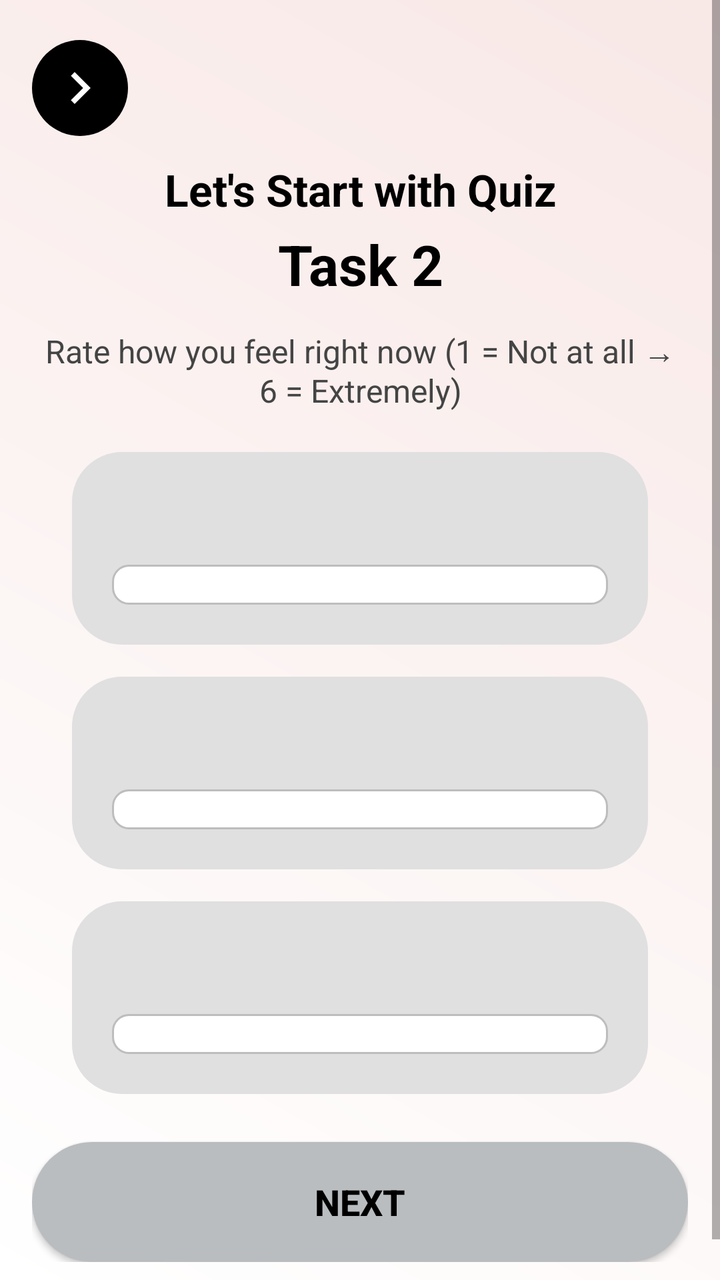
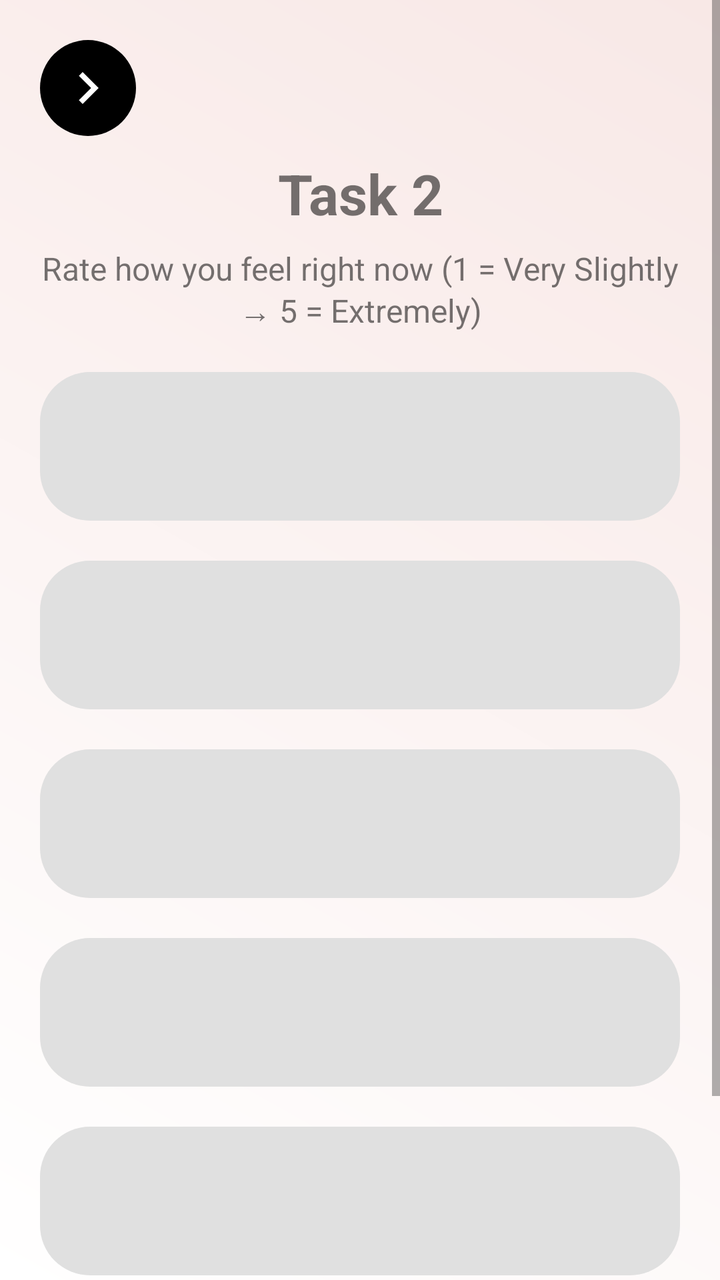

Before-and-after screenshots of an Android layout around one commit, followed by the original layout XML and the change that was made.
<!-- AndroidManifest.xml: application theme Theme.CogniSync -->
<!-- res/layout/activity_task2.xml -->
<?xml version="1.0" encoding="utf-8"?>
<ScrollView xmlns:android="http://schemas.android.com/apk/res/android"
    xmlns:tools="http://schemas.android.com/tools"
    android:layout_width="match_parent"
    android:layout_height="match_parent"
    android:fillViewport="true"
    android:background="@drawable/background_gradient"
    android:fitsSystemWindows="true"
    tools:context=".Task2Activity">

    <LinearLayout
        android:layout_width="match_parent"
        android:layout_height="wrap_content"
        android:orientation="vertical"
        android:paddingTop="20dp"
        android:paddingBottom="30dp"
        android:paddingHorizontal="16dp">

        
        <ImageButton
            android:id="@+id/btnBack"
            android:layout_width="48dp"
            android:layout_height="48dp"
            android:background="@drawable/circle_bg"
            android:src="@drawable/ic_arrow_back"
            android:contentDescription="Back" />

        
        <TextView
            android:layout_width="match_parent"
            android:layout_height="wrap_content"
            android:text="Let's Start with Quiz"
            android:textAlignment="center"
            android:textColor="#000"
            android:textSize="22sp"
            android:textStyle="bold"
            android:layout_marginTop="12dp"/>

        <TextView
            android:layout_width="match_parent"
            android:layout_height="wrap_content"
            android:text="Task 2"
            android:textAlignment="center"
            android:textColor="#000"
            android:textSize="28sp"
            android:textStyle="bold"
            android:layout_marginTop="4dp"/>

        <TextView
            android:layout_width="match_parent"
            android:layout_height="wrap_content"
            android:text="Rate how you feel right now (1 = Not at all → 6 = Extremely)"
            android:textAlignment="center"
            android:textColor="#444"
            android:textSize="16sp"
            android:layout_marginTop="14dp"/>

        
        <LinearLayout
            android:layout_width="match_parent"
            android:layout_height="wrap_content"
            android:orientation="vertical"
            android:background="@drawable/rounded_grey_bg"
            android:padding="20dp"
            android:layout_marginTop="20dp"
            android:layout_marginHorizontal="20dp">

            <TextView
                android:id="@+id/q1Text"
                android:layout_width="match_parent"
                android:layout_height="wrap_content"
                android:textSize="18sp"
                android:textStyle="bold"
                android:textColor="#000"
                android:gravity="center"/>

            <Spinner
                android:id="@+id/firstSpinner"
                android:layout_width="match_parent"
                android:layout_height="wrap_content"
                android:layout_marginTop="12dp"
                android:background="@drawable/edittext_bg"
                android:padding="10dp" />
        </LinearLayout>

        
        <LinearLayout
            android:layout_width="match_parent"
            android:layout_height="wrap_content"
            android:orientation="vertical"
            android:background="@drawable/rounded_grey_bg"
            android:padding="20dp"
            android:layout_marginTop="16dp"
            android:layout_marginHorizontal="20dp">

            <TextView
                android:id="@+id/q2Text"
                android:layout_width="match_parent"
                android:layout_height="wrap_content"
                android:textSize="18sp"
                android:textStyle="bold"
                android:textColor="#000"
                android:gravity="center"/>

            <Spinner
                android:id="@+id/secondSpinner"
                android:layout_width="match_parent"
                android:layout_height="wrap_content"
                android:layout_marginTop="12dp"
                android:background="@drawable/edittext_bg"
                android:padding="10dp" />
        </LinearLayout>

        
        <LinearLayout
            android:layout_width="match_parent"
            android:layout_height="wrap_content"
            android:orientation="vertical"
            android:background="@drawable/rounded_grey_bg"
            android:padding="20dp"
            android:layout_marginTop="16dp"
            android:layout_marginHorizontal="20dp">

            <TextView
                android:id="@+id/q3Text"
                android:layout_width="match_parent"
                android:layout_height="wrap_content"
                android:textSize="18sp"
                android:textStyle="bold"
                android:textColor="#000"
                android:gravity="center"/>

            <Spinner
                android:id="@+id/thirdSpinner"
                android:layout_width="match_parent"
                android:layout_height="wrap_content"
                android:layout_marginTop="12dp"
                android:background="@drawable/edittext_bg"
                android:padding="10dp" />
        </LinearLayout>

        
        <androidx.appcompat.widget.AppCompatButton
            android:id="@+id/btnNext"
            android:layout_width="match_parent"
            android:layout_height="60dp"
            android:layout_marginTop="24dp"
            android:background="@drawable/btn_bg"
            android:text="NEXT"
            android:textStyle="bold"
            android:textSize="18sp"
            android:textColor="#000" />

    </LinearLayout>
</ScrollView>
<!-- resources referenced by this layout -->
<resources>
  <!-- drawable background_gradient (drawable) -->
  <?xml version="1.0" encoding="utf-8"?>
  <shape xmlns:android="http://schemas.android.com/apk/res/android">
      <gradient
          android:angle="45"
          android:startColor="#Ffffff"
          android:endColor="#F8E8E6"
          android:type="linear" />
  </shape>
  <!-- drawable btn_bg (drawable) -->
  <shape xmlns:android="http://schemas.android.com/apk/res/android"
      android:shape="rectangle">
      <solid android:color="#B9BDBF"/>
      <corners android:radius="35dp"/>
  </shape>
  <!-- drawable circle_bg (drawable) -->
  <?xml version="1.0" encoding="utf-8"?>
  <shape xmlns:android="http://schemas.android.com/apk/res/android"
      android:shape="oval">
  
      
      <solid android:color="#000000"/>   
  
      
      <stroke
          android:width="0dp"
          android:color="#CCCCCC"/>       
  
      
  </shape>
  <!-- drawable edittext_bg (drawable) -->
  <?xml version="1.0" encoding="utf-8"?>
  <selector xmlns:android="http://schemas.android.com/apk/res/android">
  
      
      <item android:state_pressed="true">
          <shape android:shape="rectangle">
              <solid android:color="#FFFFFF" />
              <corners android:radius="8dp"/>
              <stroke android:width="2dp" android:color="#8AB4F8" /> 
          </shape>
      </item>
  
      
      <item android:state_focused="true">
          <shape android:shape="rectangle">
              <solid android:color="#FFFFFF"/>
              <corners android:radius="8dp"/>
              <stroke android:width="2dp" android:color="#8AB4F8"/>
          </shape>
      </item>
  
      
      <item>
          <shape android:shape="rectangle">
              <solid android:color="#FFFFFF"/>
              <corners android:radius="8dp"/>
              <stroke android:width="1dp" android:color="#BDBDBD"/>
          </shape>
      </item>
  
  </selector>
  <!-- drawable ic_arrow_back (drawable) -->
  <vector xmlns:android="http://schemas.android.com/apk/res/android"
      android:width="32dp"
      android:height="32dp"
      android:viewportWidth="32"
      android:viewportHeight="32">
      <path
          android:fillColor="#ffffff"
          android:pathData="M11.45 22.12L17.56 16l-6.1-6.12L13.32 8l8 8-8 8-1.88-1.88Z"/>
  </vector>
  <!-- drawable rounded_grey_bg (drawable) -->
  <?xml version="1.0" encoding="utf-8"?>
  <shape xmlns:android="http://schemas.android.com/apk/res/android"
      android:shape="rectangle">
  
      
      <solid android:color="#E0E0E0" />
  
      
      <corners android:radius="25dp" />
  
  </shape>
  <style name="Theme.CogniSync" parent="Theme.MaterialComponents.DayNight.NoActionBar">
  
  
  
          
          <item name="android:statusBarColor">@android:color/white</item>
          <item name="android:windowLightStatusBar">true</item>
  
      </style>
</resources>

<!-- the commit's change to res/layout/activity_task2.xml (unified diff, before → after) -->
@@ -1,155 +1,178 @@
 <?xml version="1.0" encoding="utf-8"?>
 <ScrollView xmlns:android="http://schemas.android.com/apk/res/android"
-    xmlns:tools="http://schemas.android.com/tools"
     android:layout_width="match_parent"
     android:layout_height="match_parent"
-    android:fillViewport="true"
-    android:background="@drawable/background_gradient"
     android:fitsSystemWindows="true"
-    tools:context=".Task2Activity">
+    android:background="@drawable/background_gradient">
 
     <LinearLayout
+        android:padding="20dp"
+        android:orientation="vertical"
         android:layout_width="match_parent"
-        android:layout_height="wrap_content"
-        android:orientation="vertical"
-        android:paddingTop="20dp"
-        android:paddingBottom="30dp"
-        android:paddingHorizontal="16dp">
+        android:layout_height="wrap_content">
 
-        
         <ImageButton
             android:id="@+id/btnBack"
             android:layout_width="48dp"
             android:layout_height="48dp"
             android:background="@drawable/circle_bg"
-            android:src="@drawable/ic_arrow_back"
-            android:contentDescription="Back" />
+            android:src="@drawable/ic_arrow_back" />
+
+        <TextView
+            android:text="Task 2"
+            android:textSize="28sp"
+            android:textStyle="bold"
+            android:gravity="center"
+            android:layout_width="match_parent"
+            android:layout_height="wrap_content"
+            android:layout_marginTop="10dp"/>
+
+        <TextView
+            android:text="Rate how you feel right now (1 = Very Slightly → 5 = Extremely)"
+            android:textSize="16sp"
+            android:gravity="center"
+            android:layout_width="match_parent"
+            android:layout_height="wrap_content"
+            android:layout_marginTop="8dp"/>
+
 
         
-        <TextView
-            android:layout_width="match_parent"
-            android:layout_height="wrap_content"
-            android:text="Let's Start with Quiz"
-            android:textAlignment="center"
-            android:textColor="#000"
-            android:textSize="22sp"
-            android:textStyle="bold"
-            android:layout_marginTop="12dp"/>
-
-        <TextView
-            android:layout_width="match_parent"
-            android:layout_height="wrap_content"
-            android:text="Task 2"
-            android:textAlignment="center"
-            android:textColor="#000"
-            android:textSize="28sp"
-            android:textStyle="bold"
-            android:layout_marginTop="4dp"/>
-
-        <TextView
-            android:layout_width="match_parent"
-            android:layout_height="wrap_content"
-            android:text="Rate how you feel right now (1 = Not at all → 6 = Extremely)"
-            android:textAlignment="center"
-            android:textColor="#444"
-            android:textSize="16sp"
-            android:layout_marginTop="14dp"/>
 
         
         <LinearLayout
-            android:layout_width="match_parent"
-            android:layout_height="wrap_content"
+            android:id="@+id/box1"
+            android:background="@drawable/rounded_grey_bg"
             android:orientation="vertical"
-            android:background="@drawable/rounded_grey_bg"
             android:padding="20dp"
             android:layout_marginTop="20dp"
-            android:layout_marginHorizontal="20dp">
+            android:layout_width="match_parent"
+            android:layout_height="wrap_content">
 
             <TextView
-                android:id="@+id/q1Text"
-                android:layout_width="match_parent"
-                android:layout_height="wrap_content"
+                android:id="@+id/q1"
                 android:textSize="18sp"
                 android:textStyle="bold"
-                android:textColor="#000"
-                android:gravity="center"/>
+                android:gravity="center"
+                android:layout_width="match_parent"
+                android:layout_height="wrap_content"/>
 
             <Spinner
-                android:id="@+id/firstSpinner"
+                android:id="@+id/spinner1"
+                android:background="@drawable/edittext_bg"
+                android:layout_marginTop="10dp"
                 android:layout_width="match_parent"
-                android:layout_height="wrap_content"
-                android:layout_marginTop="12dp"
-                android:background="@drawable/edittext_bg"
-                android:padding="10dp" />
+                android:layout_height="wrap_content" />
         </LinearLayout>
+
 
         
         <LinearLayout
+            android:background="@drawable/rounded_grey_bg"
+            android:orientation="vertical"
+            android:padding="20dp"
+            android:layout_marginTop="20dp"
             android:layout_width="match_parent"
-            android:layout_height="wrap_content"
-            android:orientation="vertical"
-            android:background="@drawable/rounded_grey_bg"
-            android:padding="20dp"
-            android:layout_marginTop="16dp"
-            android:layout_marginHorizontal="20dp">
+            android:layout_height="wrap_content">
 
-            <TextView
-                android:id="@+id/q2Text"
-                android:layout_width="match_parent"
-                android:layout_height="wrap_content"
+            <TextView android:id="@+id/q2"
                 android:textSize="18sp"
                 android:textStyle="bold"
-                android:textColor="#000"
-                android:gravity="center"/>
+                android:gravity="center"
+                android:layout_width="match_parent"
+                android:layout_height="wrap_content"/>
 
             <Spinner
-                android:id="@+id/secondSpinner"
+                android:id="@+id/spinner2"
+                android:background="@drawable/edittext_bg"
+                android:layout_marginTop="10dp"
                 android:layout_width="match_parent"
-                android:layout_height="wrap_content"
-                android:layout_marginTop="12dp"
-                android:background="@drawable/edittext_bg"
-                android:padding="10dp" />
+                android:layout_height="wrap_content" />
         </LinearLayout>
+
 
         
         <LinearLayout
+            android:background="@drawable/rounded_grey_bg"
+            android:orientation="vertical"
+            android:padding="20dp"
+            android:layout_marginTop="20dp"
             android:layout_width="match_parent"
-            android:layout_height="wrap_content"
-            android:orientation="vertical"
-            android:background="@drawable/rounded_grey_bg"
-            android:padding="20dp"
-            android:layout_marginTop="16dp"
-            android:layout_marginHorizontal="20dp">
+            android:layout_height="wrap_content">
 
-            <TextView
-                android:id="@+id/q3Text"
-                android:layout_width="match_parent"
-                android:layout_height="wrap_content"
+            <TextView android:id="@+id/q3"
                 android:textSize="18sp"
                 android:textStyle="bold"
-                android:textColor="#000"
-                android:gravity="center"/>
+                android:gravity="center"
+                android:layout_width="match_parent"
+                android:layout_height="wrap_content"/>
 
             <Spinner
-                android:id="@+id/thirdSpinner"
+                android:id="@+id/spinner3"
+                android:background="@drawable/edittext_bg"
+                android:layout_marginTop="10dp"
                 android:layout_width="match_parent"
-                android:layout_height="wrap_content"
-                android:layout_marginTop="12dp"
-                android:background="@drawable/edittext_bg"
-                android:padding="10dp" />
+                android:layout_height="wrap_content" />
         </LinearLayout>
 
+
         
+        <LinearLayout
+            android:background="@drawable/rounded_grey_bg"
+            android:orientation="vertical"
+            android:padding="20dp"
+            android:layout_marginTop="20dp"
+            android:layout_width="match_parent"
+            android:layout_height="wrap_content">
+
+            <TextView android:id="@+id/q4"
+                android:textSize="18sp"
+                android:textStyle="bold"
+                android:gravity="center"
+                android:layout_width="match_parent"
+                android:layout_height="wrap_content"/>
+
+            <Spinner
+                android:id="@+id/spinner4"
+                android:background="@drawable/edittext_bg"
+                android:layout_marginTop="10dp"
+                android:layout_width="match_parent"
+                android:layout_height="wrap_content" />
+        </LinearLayout>
+
+
+        
+        <LinearLayout
+            android:background="@drawable/rounded_grey_bg"
+            android:orientation="vertical"
+            android:padding="20dp"
+            android:layout_marginTop="20dp"
+            android:layout_width="match_parent"
+            android:layout_height="wrap_content">
+
+            <TextView android:id="@+id/q5"
+                android:textSize="18sp"
+                android:textStyle="bold"
+                android:gravity="center"
+                android:layout_width="match_parent"
+                android:layout_height="wrap_content"/>
+
+            <Spinner
+                android:id="@+id/spinner5"
+                android:background="@drawable/edittext_bg"
+                android:layout_marginTop="10dp"
+                android:layout_width="match_parent"
+                android:layout_height="wrap_content" />
+        </LinearLayout>
+
         <androidx.appcompat.widget.AppCompatButton
             android:id="@+id/btnNext"
-            android:layout_width="match_parent"
-            android:layout_height="60dp"
-            android:layout_marginTop="24dp"
-            android:background="@drawable/btn_bg"
             android:text="NEXT"
             android:textStyle="bold"
-            android:textSize="18sp"
-            android:textColor="#000" />
+            android:textSize="20sp"
+            android:background="@drawable/btn_bg"
+            android:layout_marginTop="30dp"
+            android:layout_width="match_parent"
+            android:layout_height="60dp"/>
 
     </LinearLayout>
 </ScrollView>
